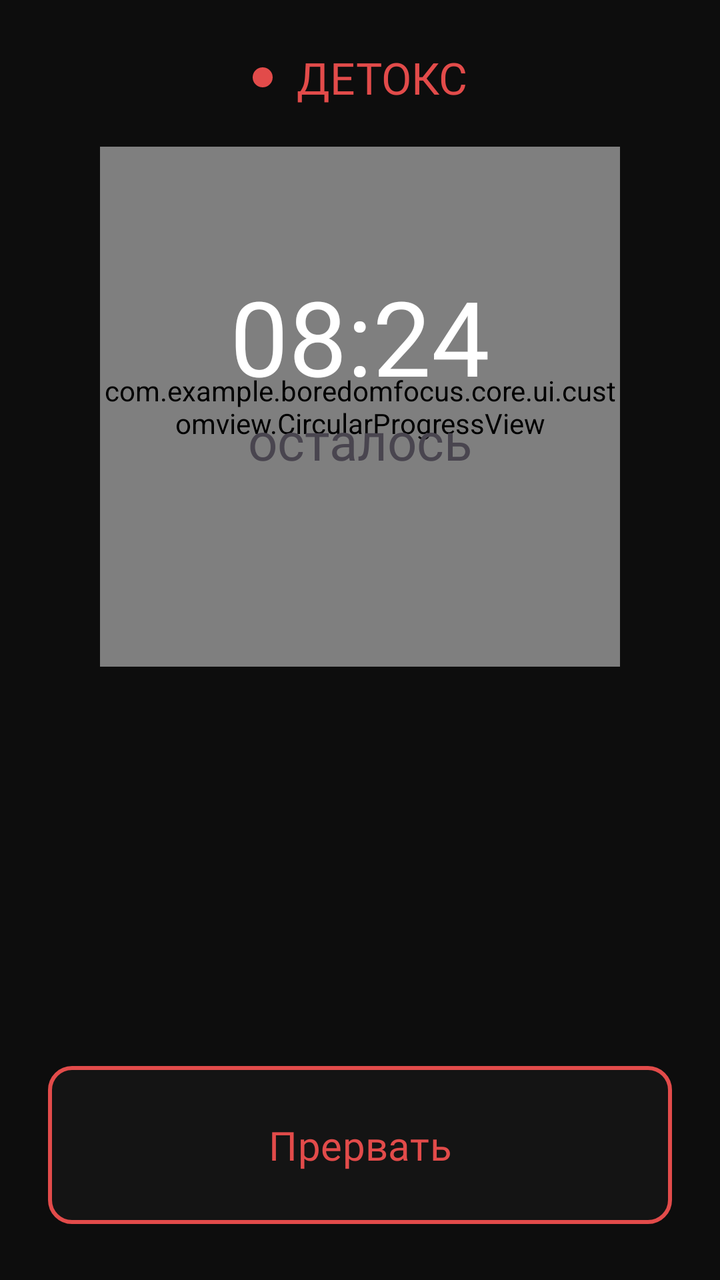
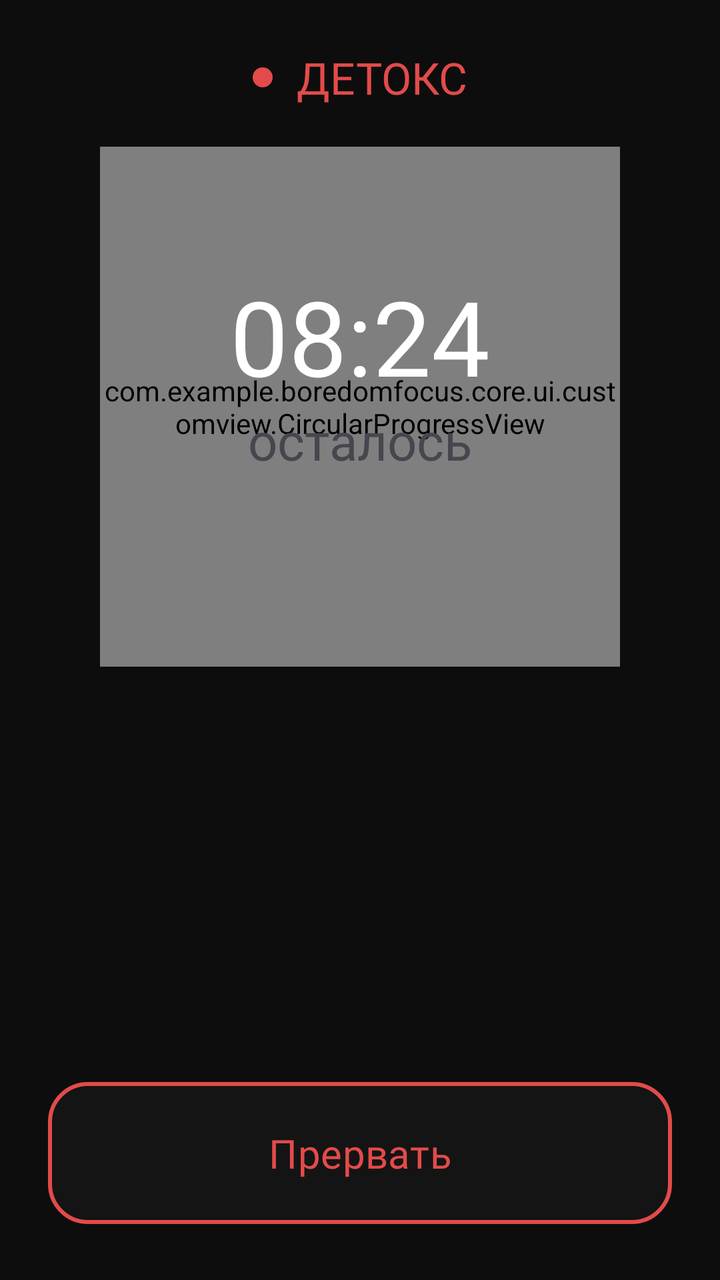

The first picture is an Android layout as it rendered before a commit; the second is the same layout after the commit. The layout source and the unified diff follow.
<!-- AndroidManifest.xml: application theme Theme.BoredomFocus -->
<!-- res/layout/fragment_detox_timer.xml -->
<?xml version="1.0" encoding="utf-8"?>
<androidx.constraintlayout.widget.ConstraintLayout xmlns:android="http://schemas.android.com/apk/res/android"
    xmlns:app="http://schemas.android.com/apk/res-auto"
    xmlns:tools="http://schemas.android.com/tools"
    android:layout_width="match_parent"
    android:layout_height="match_parent"
    android:padding="24dp"
    android:background="#0D0D0D"
    tools:context=".feature.focussession.fragments.DetoxTimerFragment">

    <View
        android:id="@+id/viewRedDot"
        android:layout_width="10dp"
        android:layout_height="10dp"
        android:background="@drawable/circle_filled_red"
        android:layout_marginRight="6dp"
        app:layout_constraintBottom_toBottomOf="@+id/tvDetox"
        app:layout_constraintEnd_toStartOf="@+id/tvDetox"
        app:layout_constraintHorizontal_bias="0.5"
        app:layout_constraintHorizontal_chainStyle="packed"
        app:layout_constraintStart_toStartOf="parent"
        app:layout_constraintTop_toTopOf="@+id/tvDetox" />

    <TextView
        android:id="@+id/tvDetox"
        android:layout_width="wrap_content"
        android:layout_height="wrap_content"
        android:fontFamily="@font/inter_medium"
        android:text="Детокс"
        android:textAllCaps="true"
        android:textColor="#E24B4A"
        android:textSize="22sp"
        android:layout_marginLeft="6dp"
        app:layout_constraintEnd_toEndOf="parent"
        app:layout_constraintHorizontal_bias="0.5"
        app:layout_constraintStart_toEndOf="@+id/viewRedDot"
        app:layout_constraintTop_toTopOf="parent" />

    <com.example.boredomfocus.core.ui.customview.CircularProgressView
        android:id="@+id/progressViewDetoxTimer"
        android:layout_width="260dp"
        android:layout_height="260dp"
        android:layout_marginTop="20dp"
        app:layout_constraintEnd_toEndOf="parent"
        app:layout_constraintHorizontal_bias="0.5"
        app:layout_constraintStart_toStartOf="parent"
        app:layout_constraintTop_toBottomOf="@+id/tvDetox" />

    <TextView
        android:id="@+id/tvDetoxTimer"
        android:layout_width="wrap_content"
        android:layout_height="wrap_content"
        android:fontFamily="@font/inter_bold"
        android:text="08:24"
        android:textColor="@color/white"
        android:textSize="52sp"
        android:layout_marginTop="60dp"
        app:layout_constraintEnd_toEndOf="@+id/progressViewDetoxTimer"
        app:layout_constraintStart_toStartOf="@+id/progressViewDetoxTimer"
        app:layout_constraintTop_toTopOf="@+id/progressViewDetoxTimer" />

    <TextView
        android:id="@+id/tvDetoxTimer2"
        android:layout_width="wrap_content"
        android:layout_height="wrap_content"
        android:fontFamily="@font/inter_medium"
        android:text="осталось"
        android:textSize="26sp"
        app:layout_constraintEnd_toEndOf="@+id/progressViewDetoxTimer"
        app:layout_constraintStart_toStartOf="@+id/progressViewDetoxTimer"
        app:layout_constraintTop_toBottomOf="@+id/tvDetoxTimer" />


    <com.google.android.material.button.MaterialButton
        android:id="@+id/btnStop"
        android:layout_width="match_parent"
        android:layout_height="wrap_content"
        android:backgroundTint="#141414"
        android:fontFamily="@font/inter_bold"
        android:padding="26dp"
        android:text="Прервать"
        android:textColor="@color/red_basic"
        android:textSize="20sp"
        app:cornerRadius="12dp"
        app:layout_constraintBottom_toBottomOf="parent"
        app:layout_constraintEnd_toEndOf="parent"
        app:layout_constraintHorizontal_bias="0.5"
        app:layout_constraintStart_toStartOf="parent"
        app:strokeColor="@color/red_basic"
        app:strokeWidth="2dp" />

</androidx.constraintlayout.widget.ConstraintLayout>
<!-- resources referenced by this layout -->
<resources>
  <color name="red_basic">#E24B4A</color>
  <color name="white">#FFFFFFFF</color>
  <!-- drawable circle_filled_red (drawable) -->
  <?xml version="1.0" encoding="utf-8"?>
  <shape xmlns:android="http://schemas.android.com/apk/res/android" android:shape="oval">
      <solid android:color="#E24B4A"/>
      <size android:height="12dp" android:width="12dp"/>
  </shape>
  <style name="Theme.BoredomFocus" parent="Base.Theme.BoredomFocus" />
  <style name="Base.Theme.BoredomFocus" parent="Theme.Material3.DayNight.NoActionBar">
  
          <item name="android:windowBackground">#0D0D0D</item>
  
          <item name="android:statusBarColor">#0D0D0D</item>
          <item name="android:navigationBarColor">#0D0D0D</item>
  
          <item name="android:windowLightStatusBar">false</item>
          <item name="android:windowLightNavigationBar" tools:targetApi="o_mr1">false</item>
  
          <item name="android:windowDrawsSystemBarBackgrounds">true</item>
          <item name="android:enforceNavigationBarContrast" tools:targetApi="q">false</item>
  
      </style>
</resources>

<!-- the commit's change to res/layout/fragment_detox_timer.xml (unified diff, before → after) -->
@@ -77,11 +77,11 @@
         android:layout_height="wrap_content"
         android:backgroundTint="#141414"
         android:fontFamily="@font/inter_bold"
-        android:padding="26dp"
+        android:padding="22dp"
         android:text="Прервать"
         android:textColor="@color/red_basic"
         android:textSize="20sp"
-        app:cornerRadius="12dp"
+        app:cornerRadius="20dp"
         app:layout_constraintBottom_toBottomOf="parent"
         app:layout_constraintEnd_toEndOf="parent"
         app:layout_constraintHorizontal_bias="0.5"
